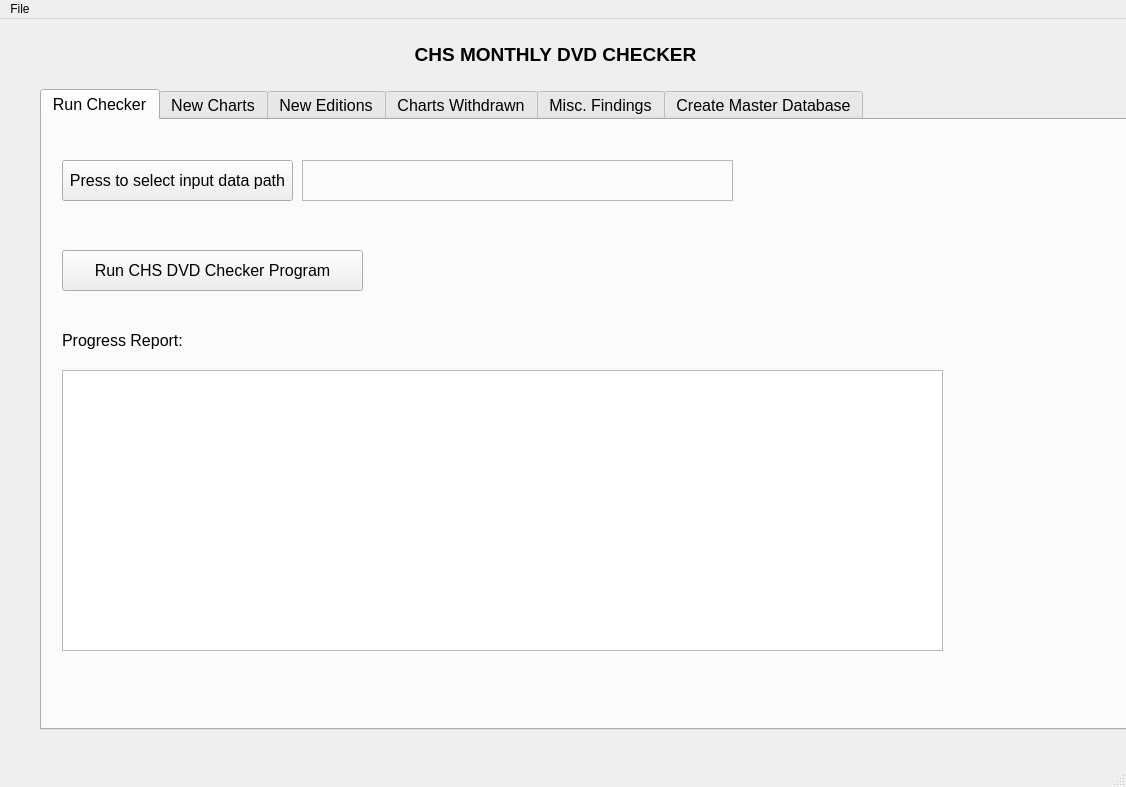
This is CHS_DVD_Checker.ui in Mabus00/CHS-DVD-Reader as Qt 5 draws it before an edit. The edited form follows.
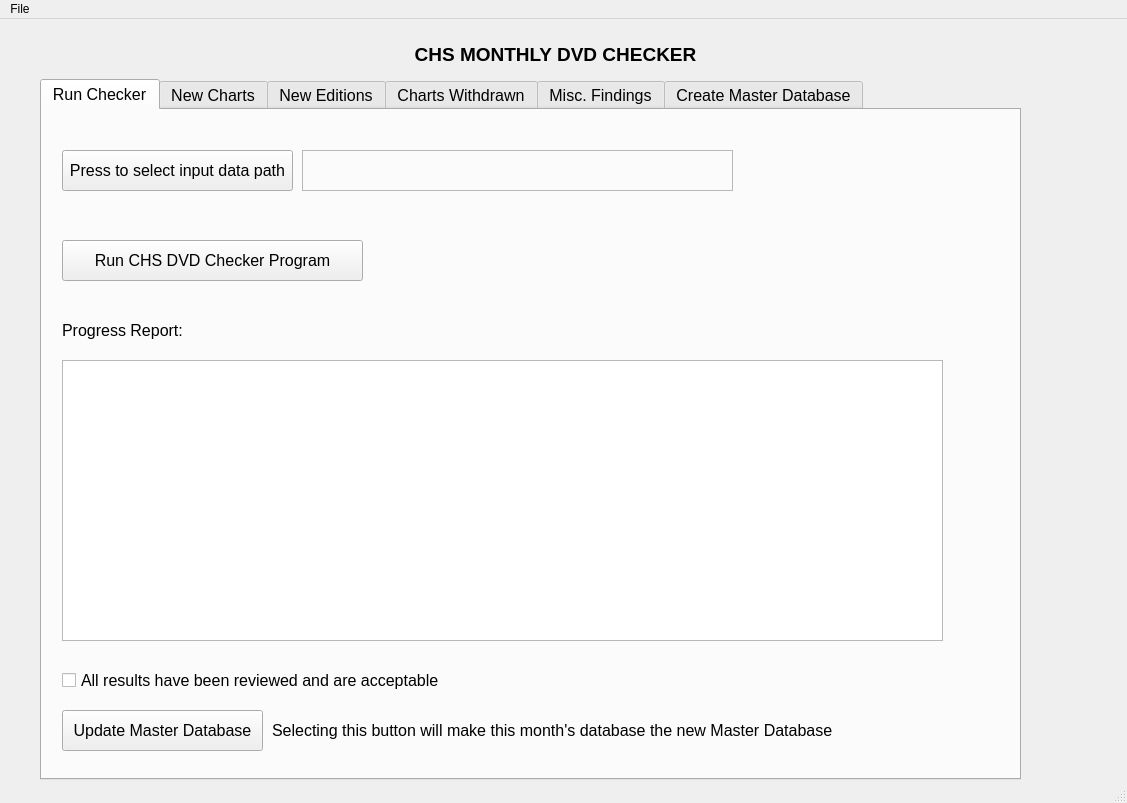
This is the edited form. The open tabs and pages were chosen to show the change.

Commit message: added update_master_database

```diff
--- a/CHS_DVD_Checker.ui
+++ b/CHS_DVD_Checker.ui
@@ -6,8 +6,8 @@
    <rect>
     <x>0</x>
     <y>0</y>
-    <width>1126</width>
-    <height>787</height>
+    <width>1127</width>
+    <height>803</height>
    </rect>
   </property>
   <property name="sizePolicy">
@@ -47,9 +47,9 @@
     <property name="geometry">
      <rect>
       <x>40</x>
-      <y>70</y>
-      <width>1091</width>
-      <height>641</height>
+      <y>60</y>
+      <width>981</width>
+      <height>701</height>
      </rect>
     </property>
     <property name="sizePolicy">
@@ -146,6 +146,45 @@
        </rect>
       </property>
      </widget>
+     <widget class="QCheckBox" name="acceptResultsCheckBox">
+      <property name="geometry">
+       <rect>
+        <x>20</x>
+        <y>560</y>
+        <width>451</width>
+        <height>21</height>
+       </rect>
+      </property>
+      <property name="text">
+       <string>All results have been reviewed and are acceptable</string>
+      </property>
+     </widget>
+     <widget class="QPushButton" name="buildNewMasterDatabaseButton">
+      <property name="geometry">
+       <rect>
+        <x>20</x>
+        <y>600</y>
+        <width>201</width>
+        <height>41</height>
+       </rect>
+      </property>
+      <property name="text">
+       <string>Update Master Database</string>
+      </property>
+     </widget>
+     <widget class="QLabel" name="buildNewMasterDatabaseButtonlabel">
+      <property name="geometry">
+       <rect>
+        <x>230</x>
+        <y>610</y>
+        <width>571</width>
+        <height>21</height>
+       </rect>
+      </property>
+      <property name="text">
+       <string>Selecting this button will make this month's database the new Master Database</string>
+      </property>
+     </widget>
     </widget>
     <widget class="QWidget" name="new_charts">
      <attribute name="title">
@@ -368,7 +407,7 @@
     <rect>
      <x>0</x>
      <y>0</y>
-     <width>1126</width>
+     <width>1127</width>
      <height>21</height>
     </rect>
    </property>
```
Left out of the diff: 2 changed lines with no effect on the pictures. The commit also changes 7 other files.
